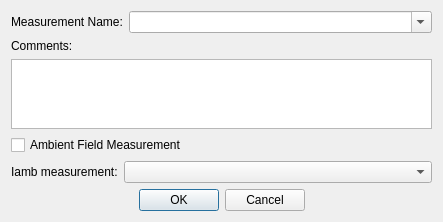
Qt form flipcoil/gui/ui/measurementdialog.ui (lnls-ima/flip-coil-control) before a commit.
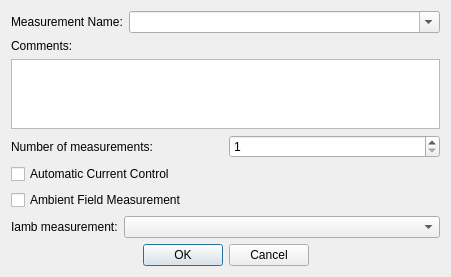
The same form after that commit.

```diff
--- a/flipcoil/gui/ui/measurementdialog.ui
+++ b/flipcoil/gui/ui/measurementdialog.ui
@@ -6,15 +6,15 @@
    <rect>
     <x>0</x>
     <y>0</y>
-    <width>443</width>
-    <height>218</height>
+    <width>451</width>
+    <height>236</height>
    </rect>
   </property>
   <property name="windowTitle">
    <string>Dialog</string>
   </property>
-  <layout class="QVBoxLayout" name="verticalLayout">
-   <item>
+  <layout class="QGridLayout" name="gridLayout">
+   <item row="0" column="0">
     <layout class="QHBoxLayout" name="horizontalLayout_2">
      <item>
       <widget class="QLabel" name="label">
@@ -38,24 +38,52 @@
      </item>
     </layout>
    </item>
-   <item>
+   <item row="1" column="0">
     <widget class="QLabel" name="label_2">
      <property name="text">
       <string>Comments:</string>
      </property>
     </widget>
    </item>
-   <item>
+   <item row="2" column="0">
     <widget class="QTextEdit" name="te_comments"/>
    </item>
-   <item>
+   <item row="3" column="0">
+    <layout class="QHBoxLayout" name="horizontalLayout_4">
+     <item>
+      <widget class="QLabel" name="label_4">
+       <property name="text">
+        <string>Number of measurements:</string>
+       </property>
+      </widget>
+     </item>
+     <item>
+      <widget class="QSpinBox" name="sb_repetitions">
+       <property name="minimum">
+        <number>1</number>
+       </property>
+       <property name="value">
+        <number>1</number>
+       </property>
+      </widget>
+     </item>
+    </layout>
+   </item>
+   <item row="4" column="0">
+    <widget class="QCheckBox" name="chb_auto_current">
+     <property name="text">
+      <string>Automatic Current Control</string>
+     </property>
+    </widget>
+   </item>
+   <item row="5" column="0">
     <widget class="QCheckBox" name="chb_Iamb">
      <property name="text">
       <string>Ambient Field Measurement</string>
      </property>
     </widget>
    </item>
-   <item>
+   <item row="6" column="0">
     <layout class="QHBoxLayout" name="horizontalLayout_3">
      <item>
       <widget class="QLabel" name="label_3">
@@ -75,7 +103,7 @@
      </item>
     </layout>
    </item>
-   <item>
+   <item row="7" column="0">
     <layout class="QHBoxLayout" name="horizontalLayout">
      <item>
       <spacer name="horizontalSpacer">
```
Left out of the diff: 32 changed lines with no effect on the pictures.
